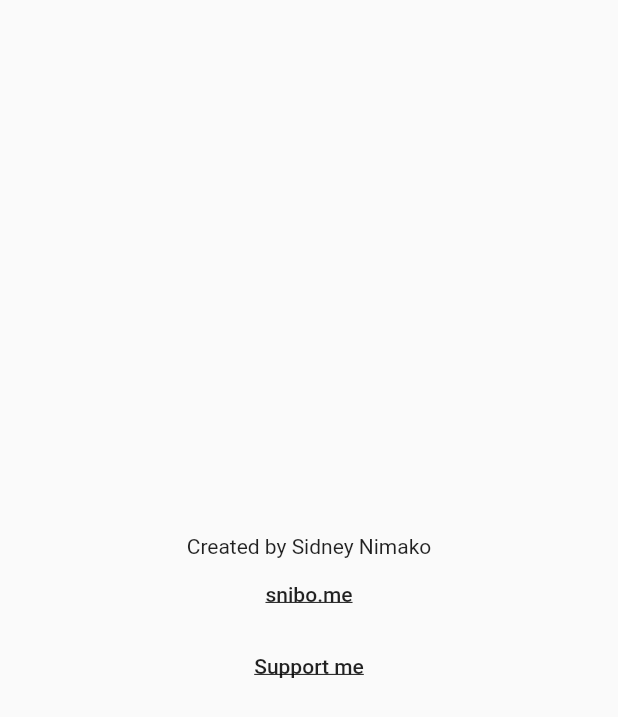
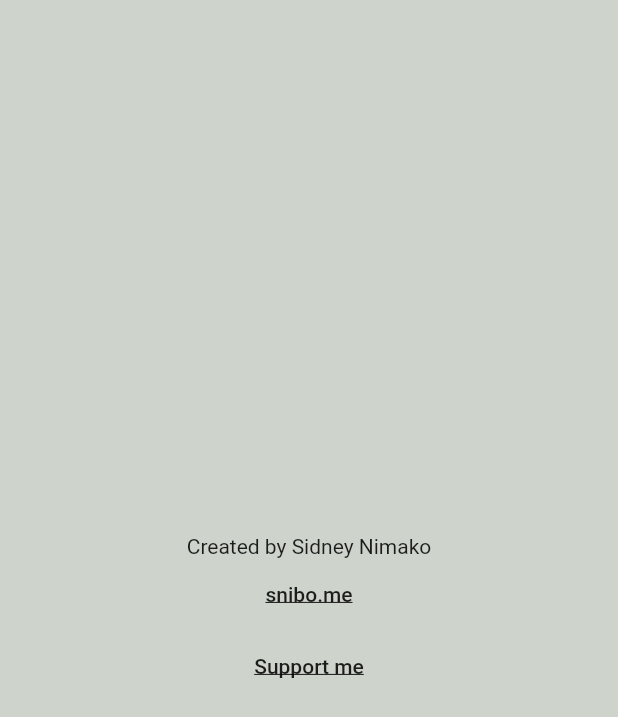
Before and after one commit to snibo13/FourFours, a Flutter app: the screen it shows after launch, after a tap on "About", on a phone screen of 412 x 824 dp. Shown: the top 717 px of the screen. Run offline on Flutter 3.47's test engine with Material 2 defaults, Android fonts, the phone set to English and light mode, and no system bars; our stand-ins replace audioplayers, shared_preferences, sqflite; missing offline and left inert: flame; accounts and stored records are empty.

Commit message:
Refactored for color schemes

```diff
--- a/lib/MathEngine.dart
+++ b/lib/MathEngine.dart
@@ -75,7 +75,7 @@ String postfix(String equation) {
           equation = equation.substring(1);
         } else {
           while (operatorPrecedenceToStack[equation.substring(0, 1)] <
-              operatorPrecedenceInStack[operators.first] &&
+                  operatorPrecedenceInStack[operators.first] &&
               operators.isNotEmpty) {
             //Pop all operators with higher precedence to the output
             output.addLast(operators.removeFirst());
@@ -241,7 +241,3 @@ double mathEngine(String s) {
   //print(postfix(s));
   return calculate(postfix(s));
 }
-
-void main() {
-  print(mathEngine("√4 + √4 - (4 ÷ 4 )"));
-}
--- a/lib/Menu.dart
+++ b/lib/Menu.dart
@@ -1,52 +1,51 @@
 import 'package:flutter/material.dart';
 import 'utils.dart';
+import 'Themes.dart';
 
 class Menu extends StatelessWidget {
   @override
   Widget build(BuildContext context) {
     return FutureBuilder<bool>(
-        future: Future<bool>.delayed(
-            Duration(seconds: minTime),
-                () => true
-        ),
+        future: Future<bool>.delayed(Duration(seconds: minTime), () => true),
         builder: (BuildContext context, AsyncSnapshot<bool> snapshot) {
           Widget _body;
           if (snapshot.hasData) {
             _body = Container(
-              color: Color(0xffCED4CC),
+              color: Theme.of(context).accentColor,
               child: Column(
                 mainAxisAlignment: MainAxisAlignment.spaceAround,
                 children: <Widget>[
-                  Image(image: AssetImage("assets/images/logo.png"), height: 200.0),
+                  Image(image: AssetImage(logos[theme]), height: 200.0),
                   Column(
                     mainAxisAlignment: MainAxisAlignment.spaceBetween,
                     children: <Widget>[
                       Padding(
-                          padding: EdgeInsets.symmetric(vertical: 15.0),
-                          child:newButton("Play", () =>
-                              Navigator.of(context).pushNamed('Play'),
-                            context
-                          ),),
-                      Padding(
-                          padding: EdgeInsets.symmetric(vertical: 15.0),
-                          child:
-                          newButton("Arcade", () =>
-                              Navigator.of(context).pushNamed('Arcade'),
-                            context
-                          ),),
-                      Padding(
                         padding: EdgeInsets.symmetric(vertical: 15.0),
-                        child: newButton("Learn", () =>
-                            Navigator.of(context).pushNamed('Help'),
-                          context
-                        ),
+                        child: newButton(
+                            "Play",
+                            () => Navigator.of(context).pushNamed('Play'),
+                            context),
                       ),
                       Padding(
                         padding: EdgeInsets.symmetric(vertical: 15.0),
-                        child: newButton("About", () =>
-                            Navigator.of(context).pushNamed('About'),
-                          context
-                        ),
+                        child: newButton(
+                            "Arcade",
+                            () => Navigator.of(context).pushNamed('Arcade'),
+                            context),
+                      ),
+                      Padding(
+                        padding: EdgeInsets.symmetric(vertical: 15.0),
+                        child: newButton(
+                            "Learn",
+                            () => Navigator.of(context).pushNamed('Help'),
+                            context),
+                      ),
+                      Padding(
+                        padding: EdgeInsets.symmetric(vertical: 15.0),
+                        child: newButton(
+                            "About",
+                            () => Navigator.of(context).pushNamed('About'),
+                            context),
                       ),
                     ],
                   )
@@ -54,15 +53,15 @@ class Menu extends StatelessWidget {
               ),
             );
           } else {
-            _body = new Scaffold (
-                backgroundColor: Color(0xffCED4CC),
+            _body = new Scaffold(
+                backgroundColor: Theme.of(context).accentColor,
                 body: Container(
-                    color: Color(0xffCED4CC),
+                    color: Theme.of(context).accentColor,
                     child: Center(
-                      child:  Image(image: AssetImage("assets/images/logo.gif"), height: 200.0),
-                    )
-                )
-            );
+                      child: Image(
+                          image: AssetImage(logosLoading[theme]),
+                          height: 200.0),
+                    )));
           }
           return _body;
         });
--- a/lib/Themes.dart
+++ b/lib/Themes.dart
@@ -1,17 +1,33 @@
 import 'package:flutter/material.dart';
+import 'dart:async';
+import 'package:shared_preferences/shared_preferences.dart';
 
-int theme = 0;
+
+int theme;
+
+Future<int> getTheme() async {
+  SharedPreferences prefs = await SharedPreferences.getInstance();
+  if (!prefs.containsKey("theme")) {
+    await prefs.setInt("theme", 0);
+  }
+  theme = prefs.getInt("theme");
+  return theme;
+}
 
 List themes = [theme1];
+List logosLoading = ["assets/images/logo1.gif"];
 
+List logos = ["assets/images/logo1.png"];
 
 ThemeData theme1 = new ThemeData(
-  backgroundColor: Color(0xffCCD2C6), //Dark grey
-  accentColor: Color(0xffCED4CC),    //Light grey
-  primaryColor: Color(0xffEE6E48),  //Logo and Accents
-  primaryColorDark: Color(0xff8D9687), //Window color
-  textTheme: TextTheme(
-    bodyText1: TextStyle(color: Color(0xff565C5C)) //Text Color
-  )
-
-);
+    backgroundColor: Color(0xffCCD2C6),
+    //Dark grey
+    accentColor: Color(0xffCED4CC),
+    //Light grey
+    primaryColor: Color(0xffEE6E48),
+    //Logo and Accents
+    primaryColorDark: Color(0xff8D9687),
+    //Window color
+    textTheme:
+        TextTheme(bodyText1: TextStyle(color: Color(0xff565C5C)) //Text Color
+            ));
--- a/lib/main.dart
+++ b/lib/main.dart
@@ -1,5 +1,4 @@
 import 'package:flutter/material.dart';
-
 
 import 'About.dart';
 import 'Game.dart';
@@ -7,13 +6,21 @@ import 'Menu.dart';
 import 'Help.dart';
 import 'Themes.dart';
 
-
 void main() => runApp(MyApp());
 
-class MyApp extends StatelessWidget {
+class MyApp extends StatefulWidget {
   // This widget is the root of your application.
   @override
+  _MyAppState createState() => _MyAppState();
+}
+
+class _MyAppState extends State<MyApp> {
+  @override
   Widget build(BuildContext context) {
+    return FutureBuilder<int>(
+      future: getTheme(),
+      builder: (BuildContext context, AsyncSnapshot<int> snapshot) {
+        if (snapshot.hasData) {
           return MaterialApp(
             title: 'Four Fours',
             debugShowCheckedModeBanner: false,
@@ -26,5 +33,10 @@ class MyApp extends StatelessWidget {
               'About': (BuildContext context) => About()
             },
           );
+        } else {
+          return Container();
+        }
+      },
+    );
   }
 }
--- a/lib/utils.dart
+++ b/lib/utils.dart
@@ -2,12 +2,9 @@ import 'dart:async';
 import 'package:flutter/material.dart';
 import 'package:url_launcher/url_launcher.dart';
 
-
 int minTime = 4;
 
-
 Future<void> launchSite(String url) async {
-
   if (await canLaunch(url)) {
     await launch(url);
   } else {
@@ -18,11 +15,15 @@ int minTime = 4;
 
 Widget newButton(String text, Function f, BuildContext context) {
   return RaisedButton(
-      color: Theme.of(context).backgroundColor,
-      shape: RoundedRectangleBorder(
-          borderRadius: new BorderRadius.circular(18.0)),
+    color: Theme.of(context).accentColor,
+    shape:
+        RoundedRectangleBorder(borderRadius: new BorderRadius.circular(18.0)),
     onPressed: f,
-      child: Text("$text", style: TextStyle(fontSize: 24, color: Theme.of(context).textTheme.bodyText1.color), ),
+    child: Text(
+      "$text",
+      style: TextStyle(
+          fontSize: 24, color: Theme.of(context).textTheme.bodyText1.color),
+    ),
     padding: EdgeInsets.all(15),
     animationDuration: Duration(microseconds: 1),
   );
@@ -34,11 +35,16 @@ int minTime = 4;
     child: Card(
         elevation: 0.0,
         color: Theme.of(context).accentColor,
-          child: ListTile (
-            title: Text("$head", style: TextStyle(fontSize: 24),),
-            subtitle: Text("$content", softWrap: true, style: TextStyle(fontSize: 18),),
-          )
+        child: ListTile(
+          title: Text(
+            "$head",
+            style: TextStyle(fontSize: 24),
           ),
+          subtitle: Text(
+            "$content",
+            softWrap: true,
+            style: TextStyle(fontSize: 18),
+          ),
+        )),
   );
 }
-}
--- a/pubspec.yaml
+++ b/pubspec.yaml
@@ -76,6 +76,6 @@ flutter:
   # For details regarding fonts from package dependencies,
   # see https://flutter.dev/custom-fonts/#from-packages
   assets:
-   - assets/audio/correct.mp3
-   - assets/images/logo.gif
-   - assets/images/logo.png
+    - assets/audio/correct.mp3
+    - assets/images/logo1.gif
+    - assets/images/logo1.png
```
Also changed, not shown: lib/About.dart (+7 -4 lines), lib/Game.dart (+49 -82 lines), lib/Help.dart (+24 -10 lines), assets/images/logo1.gif (added), assets/images/logo1.png (added), 1 other file. Lines whose indentation alone changed are shown as unchanged.
